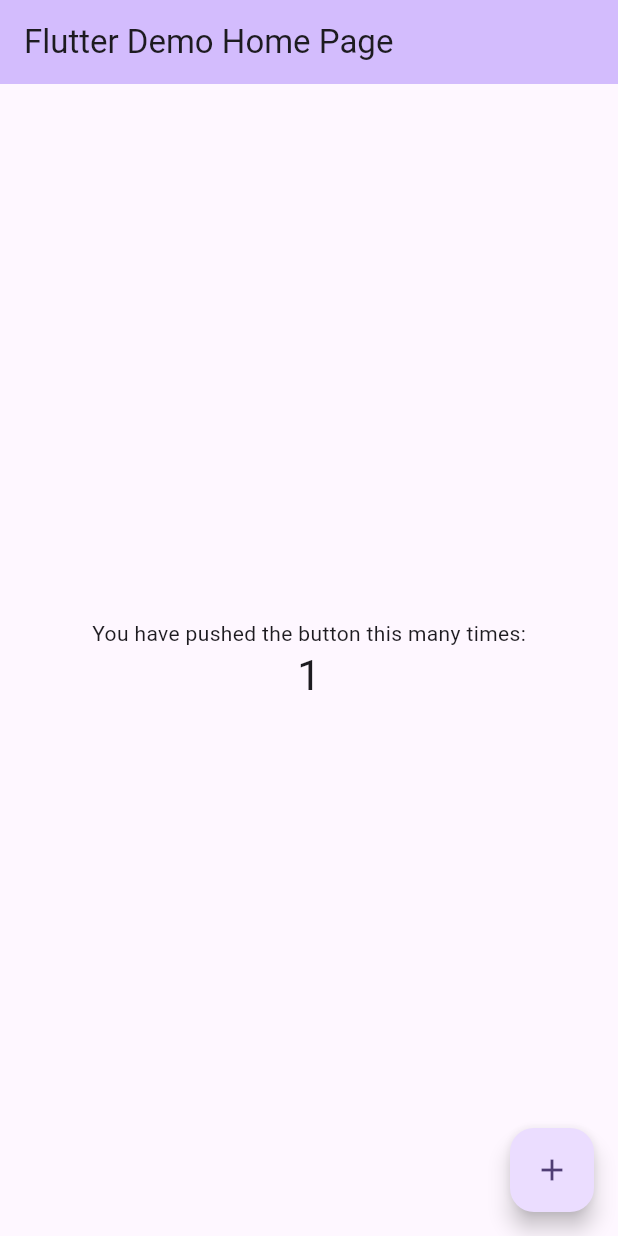
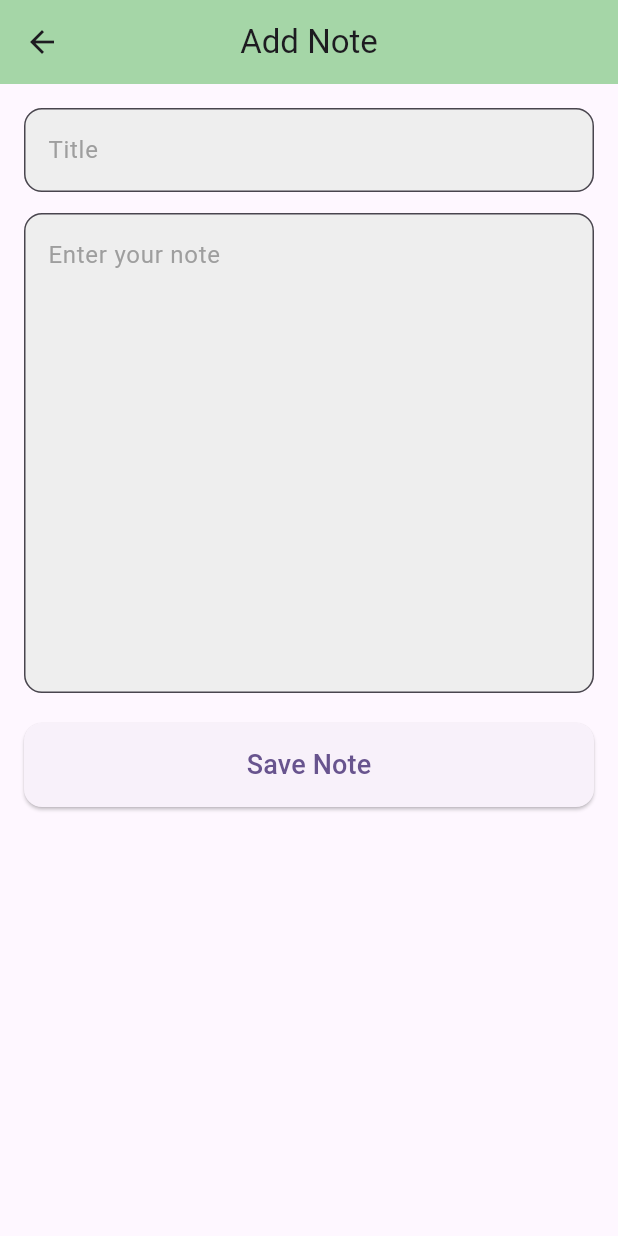
Before and after one commit to ZuhaaIsmail/NotesApp, a Flutter app: the screen it shows after launch, after a tap on the "add" icon, on a phone screen of 412 x 824 dp. Run offline on Flutter 3.47's test engine with Material 3 defaults, Android fonts, the phone set to English and light mode, and no system bars.

Commit message:
basic ui

```diff
--- a/lib/main.dart
+++ b/lib/main.dart
@@ -1,4 +1,5 @@
 import 'package:flutter/material.dart';
+import 'package:notes_app/ui/splash_screen.dart';
 
 void main() {
   runApp(const MyApp());
@@ -11,114 +12,12 @@ class MyApp extends StatelessWidget {
   Widget build(BuildContext context) {
     return MaterialApp(
       title: 'Flutter Demo',
+      debugShowCheckedModeBanner: false,
       theme: ThemeData(
-        // This is the theme of your application.
-        //
-        // TRY THIS: Try running your application with "flutter run". You'll see
-        // the application has a purple toolbar. Then, without quitting the app,
-        // try changing the seedColor in the colorScheme below to Colors.green
-        // and then invoke "hot reload" (save your changes or press the "hot
-        // reload" button in a Flutter-supported IDE, or press "r" if you used
-        // the command line to start the app).
-        //
-        // Notice that the counter didn't reset back to zero; the application
-        // state is not lost during the reload. To reset the state, use hot
-        // restart instead.
-        //
-        // This works for code too, not just values: Most code changes can be
-        // tested with just a hot reload.
         colorScheme: ColorScheme.fromSeed(seedColor: Colors.deepPurple),
         useMaterial3: true,
       ),
-      home: const MyHomePage(title: 'Flutter Demo Home Page'),
+      home: const SplashScreen(),
     );
   }
 }
-
-class MyHomePage extends StatefulWidget {
-  const MyHomePage({super.key, required this.title});
-
-  // This widget is the home page of your application. It is stateful, meaning
-  // that it has a State object (defined below) that contains fields that affect
-  // how it looks.
-
-  // This class is the configuration for the state. It holds the values (in this
-  // case the title) provided by the parent (in this case the App widget) and
-  // used by the build method of the State. Fields in a Widget subclass are
-  // always marked "final".
-
-  final String title;
-
-  @override
-  State<MyHomePage> createState() => _MyHomePageState();
-}
-
-class _MyHomePageState extends State<MyHomePage> {
-  int _counter = 0;
-
-  void _incrementCounter() {
-    setState(() {
-      // This call to setState tells the Flutter framework that something has
-      // changed in this State, which causes it to rerun the build method below
-      // so that the display can reflect the updated values. If we changed
-      // _counter without calling setState(), then the build method would not be
-      // called again, and so nothing would appear to happen.
-      _counter++;
-    });
-  }
-
-  @override
-  Widget build(BuildContext context) {
-    // This method is rerun every time setState is called, for instance as done
-    // by the _incrementCounter method above.
-    //
-    // The Flutter framework has been optimized to make rerunning build methods
-    // fast, so that you can just rebuild anything that needs updating rather
-    // than having to individually change instances of widgets.
-    return Scaffold(
-      appBar: AppBar(
-        // TRY THIS: Try changing the color here to a specific color (to
-        // Colors.amber, perhaps?) and trigger a hot reload to see the AppBar
-        // change color while the other colors stay the same.
-        backgroundColor: Theme.of(context).colorScheme.inversePrimary,
-        // Here we take the value from the MyHomePage object that was created by
-        // the App.build method, and use it to set our appbar title.
-        title: Text(widget.title),
-      ),
-      body: Center(
-        // Center is a layout widget. It takes a single child and positions it
-        // in the middle of the parent.
-        child: Column(
-          // Column is also a layout widget. It takes a list of children and
-          // arranges them vertically. By default, it sizes itself to fit its
-          // children horizontally, and tries to be as tall as its parent.
-          //
-          // Column has various properties to control how it sizes itself and
-          // how it positions its children. Here we use mainAxisAlignment to
-          // center the children vertically; the main axis here is the vertical
-          // axis because Columns are vertical (the cross axis would be
-          // horizontal).
-          //
-          // TRY THIS: Invoke "debug painting" (choose the "Toggle Debug Paint"
-          // action in the IDE, or press "p" in the console), to see the
-          // wireframe for each widget.
-          mainAxisAlignment: MainAxisAlignment.center,
-          children: <Widget>[
-            const Text(
-              'You have pushed the button this many times:',
-            ),
-            Text(
-              '$_counter',
-              style: Theme.of(context).textTheme.headlineMedium,
-            ),
-          ],
-        ),
-      ),
-      floatingActionButton: FloatingActionButton(
-        onPressed: _incrementCounter,
-        tooltip: 'Increment',
-        child: const Icon(Icons.add),
-      ), // This trailing comma makes auto-formatting nicer for build methods.
-    );
-  }
-}
--- /dev/null
+++ b/lib/models/note.dart
@@ -0,0 +1,9 @@
+class Note{
+  int id;
+  int date;
+  String title;
+  String description;
+
+  Note(this.id, this.date, this.title, this.description);
+
+}
--- /dev/null
+++ b/lib/ui/add_edit_page.dart
@@ -0,0 +1,71 @@
+import 'package:flutter/material.dart';
+import 'package:notes_app/models/note.dart';
+import 'package:notes_app/ui/widgets.dart';
+
+class AddNotePage extends StatefulWidget {
+  final Note? note;
+  AddNotePage({this.note, super.key});
+
+  @override
+  State<AddNotePage> createState() => _AddNotePageState();
+}
+
+class _AddNotePageState extends State<AddNotePage> {
+
+  final titleController = TextEditingController();
+  final subTitleController = TextEditingController();
+
+  @override
+  void initState() {
+    super.initState();
+    initData();
+  }
+
+  void initData() {
+    if(widget.note != null) {
+      titleController.text = widget.note!.title;
+      subTitleController.text = widget.note!.description;
+    }
+  }
+
+  @override
+  Widget build(BuildContext context) {
+    return Scaffold(
+      appBar: AppBar(
+        title: Text(widget.note == null ? 'Add Note' : 'Edit Note'),
+        backgroundColor: Colors.green.shade200,
+        centerTitle: true,
+      ),
+      body: Padding(
+        padding: const EdgeInsets.all(16.0),
+        child: Column(
+          crossAxisAlignment: CrossAxisAlignment.stretch,
+          children: [
+            myTextField('Title', titleController, 1),
+            const SizedBox(height: 14),
+            myTextField('Enter your note', subTitleController, 12),
+            const SizedBox(height: 20),
+            ElevatedButton(
+              onPressed: () {
+                if (titleController.text.isNotEmpty && subTitleController.text.isNotEmpty){
+                  Note note = Note(1, DateTime.now().year, titleController.text, subTitleController.text);
+                  Navigator.pop(context, note);
+                }
+              },
+              style: ElevatedButton.styleFrom(
+                shape: RoundedRectangleBorder(
+                  borderRadius: BorderRadius.circular(12),
+                ),
+                padding: const EdgeInsets.symmetric(vertical: 15),
+              ),
+              child: Text(
+                widget.note == null ? 'Save Note' : 'Update Note',
+                style: const TextStyle(fontSize: 18),
+              ),
+            ),
+          ],
+        ),
+      ),
+    );
+  }
+}
--- /dev/null
+++ b/lib/ui/homepage.dart
@@ -0,0 +1,129 @@
+import 'package:flutter/material.dart';
+import 'package:notes_app/models/note.dart';
+import 'package:notes_app/ui/add_edit_page.dart';
+
+class HomePage extends StatefulWidget {
+  const HomePage({super.key});
+
+  @override
+  _HomePageState createState() => _HomePageState();
+}
+
+class _HomePageState extends State<HomePage> {
+  final List<Note> notes = [];
+
+  @override
+  Widget build(BuildContext context) {
+    return Scaffold(
+      appBar: AppBar(
+        title: const Text('My Notes'),
+        backgroundColor: Colors.green.shade200,
+        centerTitle: true,
+      ),
+      body: notes.isEmpty
+          ? const Center(
+              child: Icon(
+                Icons.note_add,
+                size: 70,
+                color: Colors.grey,
+              ),
+            )
+          : GridView.builder(
+              padding: const EdgeInsets.all(10),
+              gridDelegate: const SliverGridDelegateWithFixedCrossAxisCount(
+                crossAxisCount: 2,
+                crossAxisSpacing: 10,
+                mainAxisSpacing: 10,
+                childAspectRatio: .9,
+              ),
+              itemCount: notes.length,
+              itemBuilder: (context, index) {
+                return InkWell(
+                  onTap: () async {
+                    final updatedNote = await Navigator.push(
+                      context,
+                      MaterialPageRoute(
+                        builder: (context) => AddNotePage(
+                          note: notes[index],
+                        ),
+                      ),
+                    );
+                    if (updatedNote != null) {
+                      setState(() {
+                        notes[index] = updatedNote;
+                      });
+                    }
+                  },
+                  child: Container(
+                    padding: const EdgeInsets.all(12),
+                    decoration: BoxDecoration(
+                      color: Color.fromARGB(216, 208, 192, 208),
+                      borderRadius: BorderRadius.circular(12),
+                      boxShadow: [
+                        BoxShadow(
+                          color: Colors.black26,
+                          blurRadius: 3,
+                          offset: Offset(2, 2),
+                        ),
+                      ],
+                    ),
+                    child: Column(
+                      mainAxisAlignment: MainAxisAlignment.start,
+                      crossAxisAlignment: CrossAxisAlignment.start,
+                      children: [
+                        Text(notes[index].title.toUpperCase(),
+                          style: TextStyle(
+                              fontSize: 18,
+                              color: Colors.black,
+                              fontWeight: FontWeight.bold
+                          ),),
+                        SizedBox(height: 9),
+                        Text(
+                          notes[index].description,
+                          style: TextStyle(
+                            fontSize: 18,
+                            color: Colors.black54
+                          ),
+                          maxLines: 4,
+                          overflow: TextOverflow.ellipsis,
+                        ),
+                        const Spacer(),
+                        Row(
+                          children: [
+                            Text('${notes[index].date}'),
+                            Spacer(),
+                            IconButton(
+                              icon: Icon(Icons.delete, color: Colors.black54),
+                              onPressed: () {
+                                setState(() {
+                                  notes.removeAt(index);
+                                });
+                              },
+                            ),
+                          ],
+                        ),
+                      ],
+                    ),
+                  ),
+                );
+              },
+            ),
+      floatingActionButton: FloatingActionButton(
+        backgroundColor: Colors.green.shade200,
+        onPressed: () async {
+          final newNote = await Navigator.push(
+            context,
+            MaterialPageRoute(builder: (context) => AddNotePage()),
+          );
+          if (newNote != null) {
+            setState(() {
+              newNote as Note;
+              notes.add(newNote);
+            });
+          }
+        },
+        child: const Icon(Icons.add, size: 30),
+      ),
+    );
+  }
+}
--- /dev/null
+++ b/lib/ui/splash_screen.dart
@@ -0,0 +1,29 @@
+import 'package:flutter/material.dart';
+import 'package:notes_app/ui/homepage.dart';
+class SplashScreen extends StatelessWidget {
+  const SplashScreen({super.key});
+
+  @override
+  Widget build(BuildContext context) {
+    Future.delayed(const Duration(seconds: 2), () {
+      Navigator.pushReplacement(
+        context,
+        MaterialPageRoute(builder: (context) => const HomePage()),
+      );
+    });
+
+    return Scaffold(
+      body: Container(
+        height: double.infinity,
+        width: double.infinity,
+        color: Colors.green.shade200,
+        child: Center(
+          child: Text(
+            'Notes App',
+            style: TextStyle(fontSize: 24, fontWeight: FontWeight.bold),
+          ),
+        ),
+      ),
+    );
+  }
+}
--- /dev/null
+++ b/lib/ui/widgets.dart
@@ -0,0 +1,17 @@
+import 'package:flutter/material.dart';
+
+Widget myTextField(String hintText, TextEditingController controller, int lines) {
+  return TextField(
+    controller: controller,
+    decoration: InputDecoration(
+      hintText: hintText,
+      hintStyle: TextStyle(color: Colors.grey),
+      border: OutlineInputBorder(
+        borderRadius: BorderRadius.circular(12),
+      ),
+      filled: true,
+      fillColor: Colors.grey[200],
+    ),
+    maxLines: lines,
+  );
+}
--- a/pubspec.yaml
+++ b/pubspec.yaml
@@ -45,7 +45,7 @@ dev_dependencies:
   # activated in the `analysis_options.yaml` file located at the root of your
   # package. See that file for information about deactivating specific lint
   # rules and activating additional ones.
-  flutter_lints: ^4.0.0
+  flutter_lints: ^5.0.0
 
 # For information on the generic Dart part of this file, see the
 # following page: https://dart.dev/tools/pub/pubspec
```
Also changed, not shown: pubspec.lock, 1 other file.
